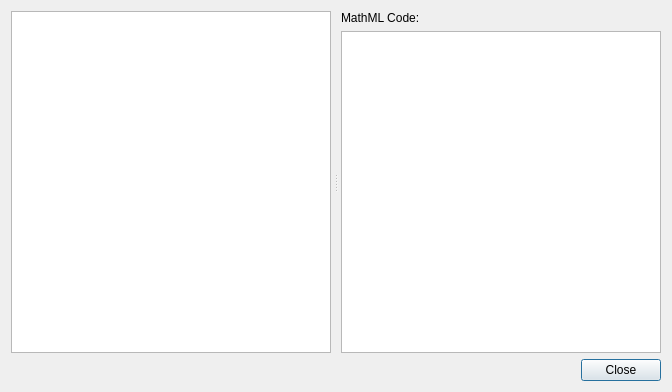
First picture: the form in src/forms/mathmlcodesdialog.ui, repository DinoZAR/CentralAccessReader, before the edit.
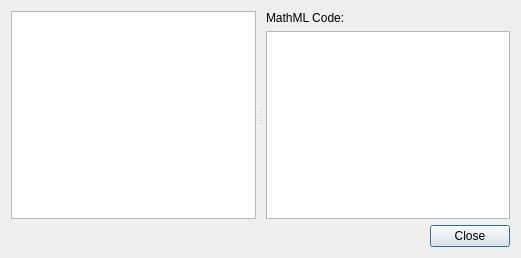
Second picture: the form after the edit.

Commit message: Some documentation and form changes.

What changed in the file:
```diff
--- a/src/forms/mathmlcodesdialog.ui
+++ b/src/forms/mathmlcodesdialog.ui
@@ -6,8 +6,8 @@
    <rect>
     <x>0</x>
     <y>0</y>
-    <width>672</width>
-    <height>392</height>
+    <width>521</width>
+    <height>258</height>
    </rect>
   </property>
   <property name="windowTitle">
@@ -23,7 +23,7 @@
       <number>10</number>
      </property>
      <widget class="QListWidget" name="mathmlCodesList"/>
-     <widget class="QWidget" name="">
+     <widget class="QWidget" name="layoutWidget">
       <layout class="QVBoxLayout" name="verticalLayout">
        <item>
         <widget class="QLabel" name="label">
```
The commit also changes 3 other files.
